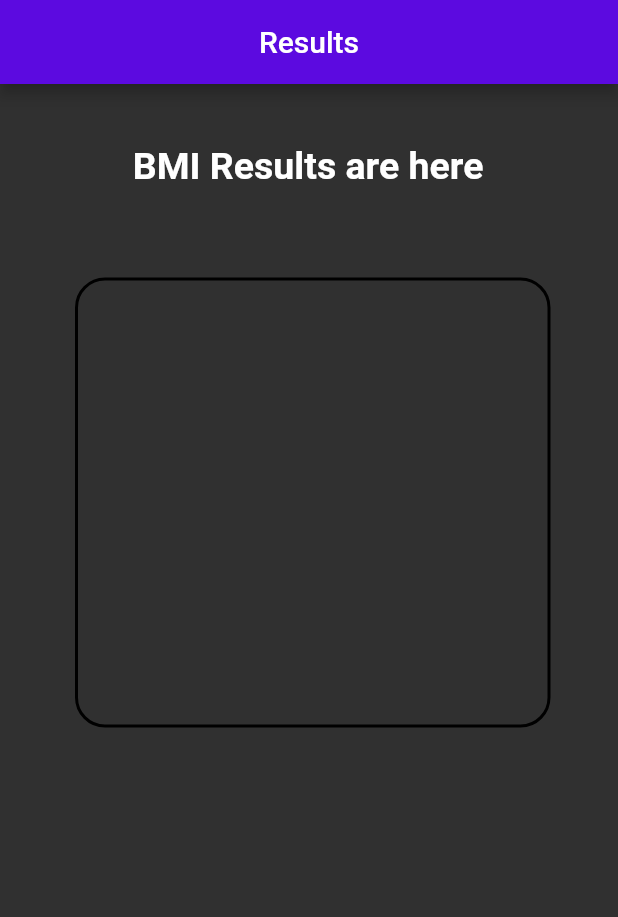
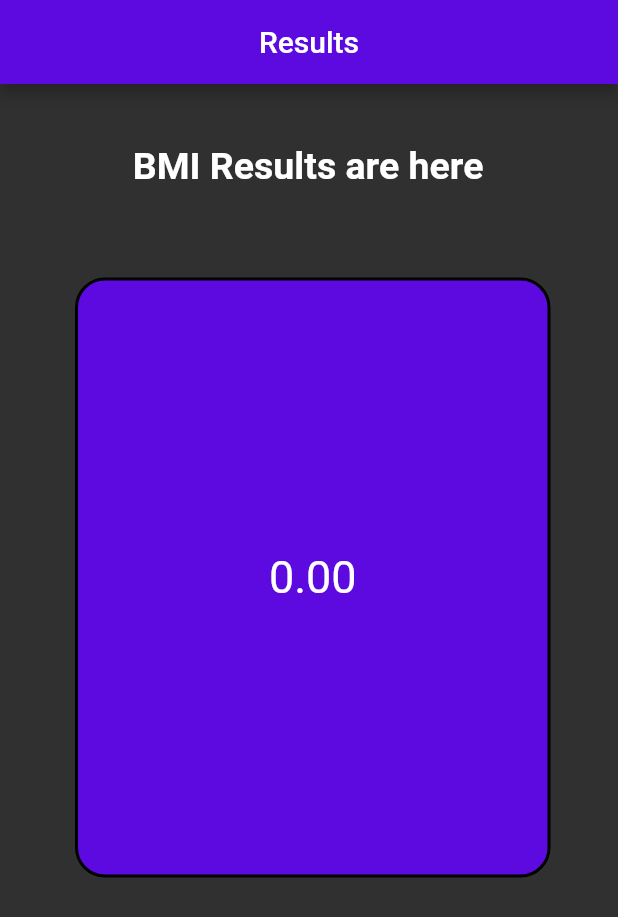
Before and after one commit to Abhinav0915/Vitality, a Flutter app: the bmi screen opened by its route, on a phone screen of 412 x 824 dp. Shown: the top 917 px of the screen. Run offline on Flutter 3.47's test engine with Material 2 defaults, Android fonts, the light colour scheme and no system bars; our stand-ins replace firebase_auth, firebase_core, lottie; accounts and stored records are empty.

Commit message:
BMI calculated

```diff
--- a/vitality/lib/screens/bmi.dart
+++ b/vitality/lib/screens/bmi.dart
@@ -2,12 +2,6 @@ import 'package:flutter/material.dart';
 import 'package:vitality/constants/color_constants.dart';
 import '/utils/appbar.dart';
 import 'package:vitality/screens/measures.dart';
-
-
-
-
-
-
 
 class bmi extends StatefulWidget {
   final double bmiResult;
@@ -28,7 +22,7 @@ class _bmiState extends State<bmi> {
         children: [
           Container(
             margin: const EdgeInsets.fromLTRB(25, 40, 20, 0),
-            child:  Text(
+            child: Text(
               "BMI Results are here ",
               style: TextStyle(
                 fontSize: 25,
@@ -41,12 +35,21 @@ class _bmiState extends State<bmi> {
           ),
           Container(
             margin: EdgeInsets.fromLTRB(50, 40, 45, 0),
-            height: 300,
+            height: 400,
             width: 330,
-            // color: AppColors.purple,
             decoration: BoxDecoration(
+              color: AppColors.purple,
               borderRadius: BorderRadius.circular(20),
-              border: Border.all(color: AppColors.black, width: 2),
+              border: Border.all(
+                color: AppColors.black,
+                width: 2,
+              ),
+            ),
+            child: Center(
+              child: Text(
+                "${widget.bmiResult.toStringAsFixed(2)}",
+                style: TextStyle(fontSize: 30.0),
+              ),
             ),
           ),
         ],
@@ -54,3 +57,10 @@ class _bmiState extends State<bmi> {
     );
   }
 }
+
+
+
+
+// Text(
+//         "Your BMI is: ${widget.bmiResult}",
+//         style: TextStyle(fontSize: 20.0),
--- a/vitality/lib/screens/measures.dart
+++ b/vitality/lib/screens/measures.dart
@@ -259,7 +259,7 @@ class _measuresState extends State<measures> {
                   double bmiResult =
                       weight / ((_heightValue / 100) * (_heightValue / 100));
 
-                  print(bmiResult);
+
 
                   if (_heightValue == 0.0) {
                     ScaffoldMessenger.of(context).showSnackBar(
```
